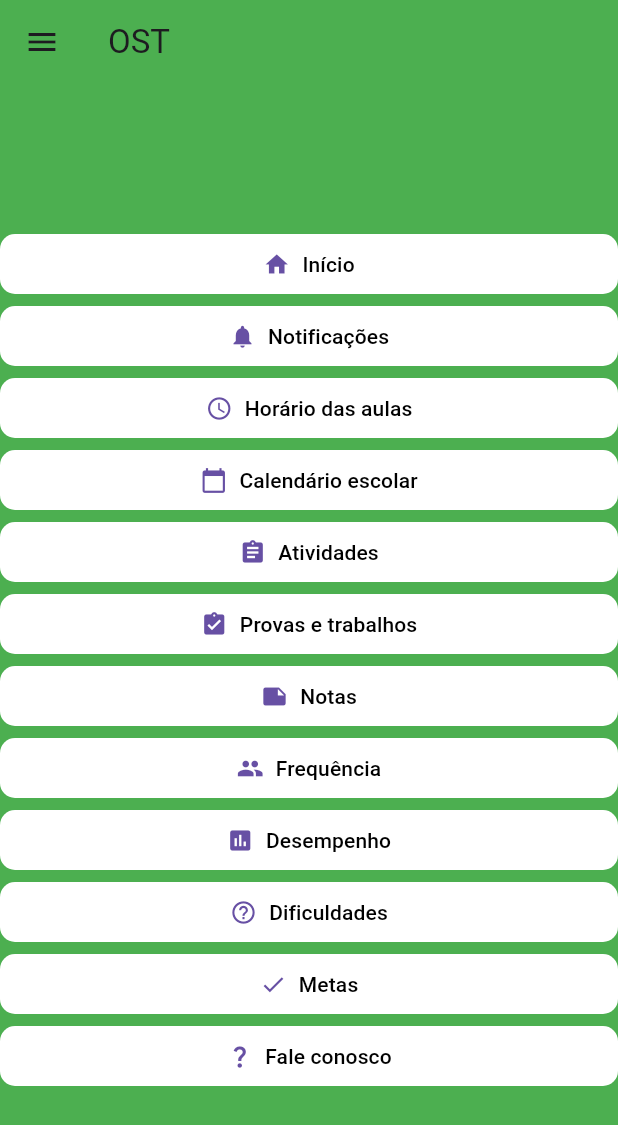
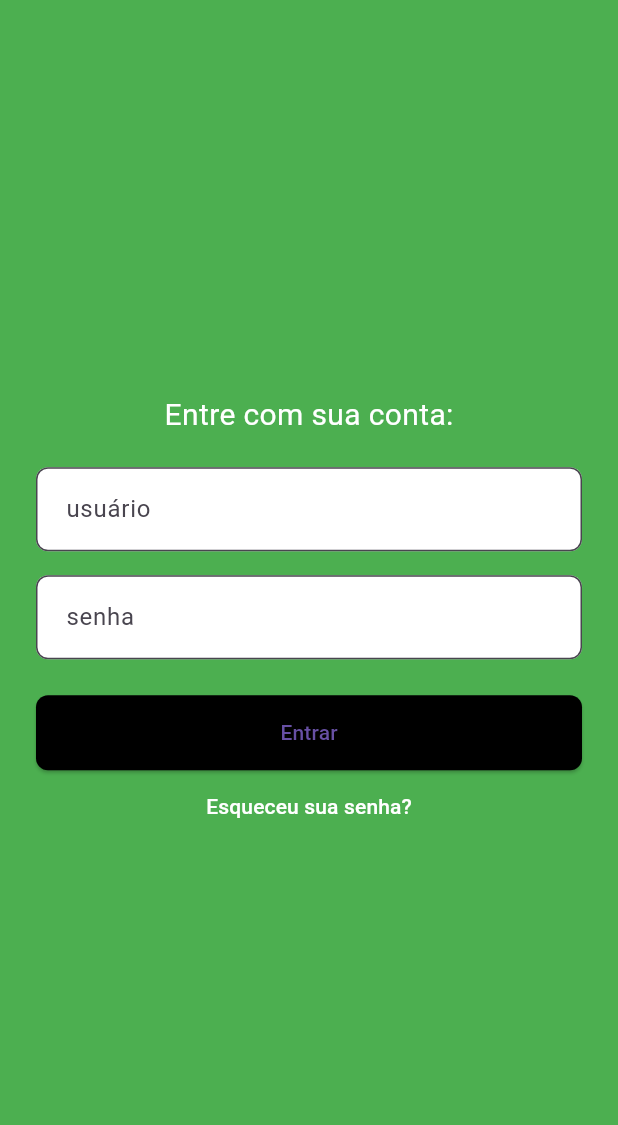
Before and after one commit to gerlandoprado/OST, a Flutter app: the screen it shows after launch, on a phone screen of 412 x 824 dp. Shown: the top 1125 px of the screen. Run offline on Flutter 3.47's test engine with Material 3 defaults, Android fonts, the phone set to English and light mode, and no system bars; our stand-ins replace cloud_firestore, firebase_auth, firebase_core; accounts and stored records are empty.

Commit message:
Tela login (main) e testes

```diff
--- /dev/null
+++ b/lib/main.dart
@@ -0,0 +1,129 @@
+import 'package:flutter/material.dart';
+import 'resp-inicio.dart';
+import 'package:firebase_core/firebase_core.dart';
+import 'firebase_options.dart';
+
+void main() async {
+  WidgetsFlutterBinding.ensureInitialized();
+  await Firebase.initializeApp(
+    options: DefaultFirebaseOptions.currentPlatform,
+  );
+  runApp(const MyApp());
+}
+
+class MyApp extends StatelessWidget {
+  const MyApp({super.key});
+
+  @override
+  Widget build(BuildContext context) {
+    return MaterialApp(
+      title: 'OST',
+      theme: ThemeData(
+        primarySwatch: Colors.green,
+        appBarTheme: const AppBarTheme(
+          backgroundColor: Colors.green,
+        ),
+      ),
+      home: const LoginScreen(),
+    );
+  }
+}
+
+class LoginScreen extends StatefulWidget {
+  const LoginScreen({super.key});
+
+  @override
+  _LoginScreenState createState() => _LoginScreenState();
+}
+
+class _LoginScreenState extends State<LoginScreen> {
+  bool isLoading = false;
+
+  @override
+  Widget build(BuildContext context) {
+    return Scaffold(
+      backgroundColor: Colors.green,
+      body: SafeArea(
+        child: Center(
+          child: SingleChildScrollView(
+            padding: const EdgeInsets.symmetric(horizontal: 24.0),
+            child: Column(
+              mainAxisAlignment: MainAxisAlignment.center,
+              children: [
+                const Text(
+                  'Entre com sua conta:',
+                  style: TextStyle(fontSize: 20.0, color: Colors.white),
+                ),
+                const SizedBox(height: 20.0),
+                TextField(
+                  decoration: InputDecoration(
+                    filled: true,
+                    fillColor: Colors.white,
+                    hintText: 'usuário',
+                    contentPadding: const EdgeInsets.all(16.0),
+                    border: OutlineInputBorder(
+                      borderRadius: BorderRadius.circular(8.0),
+                    ),
+                  ),
+                ),
+                const SizedBox(height: 16.0),
+                TextField(
+                  obscureText: true,
+                  decoration: InputDecoration(
+                    filled: true,
+                    fillColor: Colors.white,
+                    hintText: 'senha',
+                    contentPadding: const EdgeInsets.all(16.0),
+                    border: OutlineInputBorder(
+                      borderRadius: BorderRadius.circular(8.0),
+                    ),
+                  ),
+                ),
+                const SizedBox(height: 24.0),
+                ElevatedButton(
+                  style: ElevatedButton.styleFrom(
+                    primary: Colors.black,
+                    minimumSize: const Size(double.infinity, 50),
+                    shape: RoundedRectangleBorder(
+                      borderRadius: BorderRadius.circular(8.0),
+                    ),
+                  ),
+                  onPressed: isLoading
+                      ? null
+                      : () async {
+                          setState(() {
+                            isLoading = true;
+                          });
+
+                          await Future.delayed(const Duration(seconds: 3));
+
+                          Navigator.push(
+                            context,
+                            MaterialPageRoute(
+                                builder: (context) => HomeScreen()),
+                          );
+                        },
+                  child: isLoading
+                      ? const CircularProgressIndicator(
+                          valueColor:
+                              AlwaysStoppedAnimation<Color>(Colors.white),
+                        )
+                      : const Text('Entrar'),
+                ),
+                TextButton(
+                  onPressed: () {
+                    // Implementar funcionalidade de esqueci minha senha
+                  },
+                  child: const Text(
+                    'Esqueceu sua senha?',
+                    style: TextStyle(color: Colors.white),
+                  ),
+                ),
+              ],
+            ),
+          ),
+        ),
+      ),
+    );
+  }
+}
--- a/lib/old/home.dart
+++ /dev/null
@@ -1,162 +0,0 @@
-import 'package:flutter/material.dart';
-import 'package:firebase_core/firebase_core.dart';
-import 'firebase_options.dart';
-
-void main() async {
-  WidgetsFlutterBinding.ensureInitialized();
-  await Firebase.initializeApp(
-    options: DefaultFirebaseOptions.currentPlatform,
-  );
-  runApp(const MyApp());
-}
-
-class MyApp extends StatelessWidget {
-  const MyApp({super.key});
-
-  @override
-  Widget build(BuildContext context) {
-    return MaterialApp(
-      title: 'OST',
-      theme: ThemeData(
-        primarySwatch: Colors.blue,
-        appBarTheme: const AppBarTheme(
-          backgroundColor: Colors.green,
-        ),
-      ),
-      home: MyHomePage(),
-    );
-  }
-}
-
-class MyHomePage extends StatefulWidget {
-  @override
-  _MyHomePageState createState() => _MyHomePageState();
-}
-
-class _MyHomePageState extends State<MyHomePage> {
-  // Lista de itens do menu
-  List<ItemMenu> itensMenu = [
-    ItemMenu(
-      label: 'Início',
-      icon: const Icon(Icons.home),
-    ),
-    ItemMenu(
-      label: 'Notificações',
-      icon: const Icon(Icons.notifications),
-    ),
-    ItemMenu(
-      label: 'Horário das aulas',
-      icon: const Icon(Icons.schedule),
-    ),
-    ItemMenu(
-      label: 'Calendário escolar',
-      icon: const Icon(Icons.calendar_today),
-    ),
-    ItemMenu(
-      label: 'Atividades',
-      icon: const Icon(Icons.assignment),
-    ),
-    ItemMenu(
-      label: 'Provas e trabalhos',
-      icon: const Icon(Icons.assignment_turned_in),
-    ),
-    ItemMenu(
-      label: 'Notas',
-      icon: const Icon(Icons.note),
-    ),
-    ItemMenu(
-      label: 'Frequência',
-      icon: const Icon(Icons.people),
-    ),
-    ItemMenu(
-      label: 'Desempenho',
-      icon: const Icon(Icons.assessment),
-    ),
-    ItemMenu(
-      label: 'Dificuldades',
-      icon: const Icon(Icons.help_outline),
-    ),
-    ItemMenu(
-      label: 'Metas',
-      icon: const Icon(Icons.check),
-    ),
-    ItemMenu(
-      label: 'Fale conosco',
-      icon: const Icon(Icons.question_mark),
-    ),
-  ];
-
-  // Controle do estado do menu
-  bool menuAberto = false;
-
-  @override
-  Widget build(BuildContext context) {
-    return Scaffold(
-      appBar: AppBar(
-        title: const Text('OST'),
-        actions: [],
-      ),
-      body: Container(
-        color: Colors.green,
-        child: Column(
-          mainAxisAlignment: MainAxisAlignment.center,
-          children: itensMenu.map((item) {
-            return TextButton(
-              onPressed: () {
-                print(item.label);
-              },
-              style: TextButton.styleFrom(
-                backgroundColor: Colors.white,
-                shape: RoundedRectangleBorder(
-                  borderRadius: BorderRadius.circular(10),
-                ),
-              ),
-              child: Row(
-                mainAxisAlignment: MainAxisAlignment.center,
-                children: [
-                  item.icon,
-                  const SizedBox(width: 8),
-                  Text(item.label, style: const TextStyle(color: Colors.black)),
-                ],
-              ),
-            );
-          }).toList(),
-        ),
-      ),
-      drawer: Drawer(
-        child: Column(
-          children: itensMenu.map((item) {
-            return ListTile(
-              title: Text(item.label),
-              leading: item.icon,
-              onTap: () {
-                // Fecha o menu
-                setState(() {
-                  menuAberto = false;
-                });
-
-                // Executa a ação do item do menu
-                print(item.label);
-              },
-            );
-          }).toList(),
-        ),
-      ),
-    );
-  }
-}
-
-// Classe que representa um item do menu
-class ItemMenu {
-  // Label do item
-  String label;
-
-  // Ícone do item
-  Icon icon;
-
-  // Construtor
-  ItemMenu({
-    required this.label,
-    required this.icon,
-  });
-}
--- a/lib/old/home2.dart
+++ /dev/null
@@ -1,114 +0,0 @@
-import 'package:flutter/material.dart';
-import 'package:firebase_core/firebase_core.dart';
-import 'firebase_options.dart';
-
-void main() async {
-  WidgetsFlutterBinding.ensureInitialized();
-  await Firebase.initializeApp(
-    options: DefaultFirebaseOptions.currentPlatform,
-  );
-  runApp(const MyApp());
-}
-
-class MyApp extends StatelessWidget {
-  const MyApp({super.key});
-
-  @override
-  Widget build(BuildContext context) {
-    return MaterialApp(
-      title: 'Flutter Demo',
-      theme: ThemeData(
-        primarySwatch: Colors.green,
-      ),
-      home: const MyHomePage(title: 'OST'),
-    );
-  }
-}
-
-class MyHomePage extends StatefulWidget {
-  const MyHomePage({super.key, required this.title});
-
-  final String title;
-
-  @override
-  _MyHomePageState createState() => _MyHomePageState();
-}
-
-class _MyHomePageState extends State<MyHomePage> {
-  int _selectedIndex = 0;
-
-  static const TextStyle optionStyle =
-      TextStyle(fontSize: 30, fontWeight: FontWeight.bold);
-
-  static const List<Widget> _widgetOptions = <Widget>[
-    Text(
-      'Item 1',
-      style: optionStyle,
-    ),
-    Text(
-      'Item 2',
-      style: optionStyle,
-    ),
-    Text(
-      'Item 3r',
-      style: optionStyle,
-    ),
-  ];
-
-  void _onItemTapped(int index) {
-    setState(() {
-      _selectedIndex = index;
-    });
-  }
-
-  @override
-  Widget build(BuildContext context) {
-    return Scaffold(
-      appBar: AppBar(
-        title: Text(widget.title),
-      ),
-      body: Center(
-        child: _widgetOptions.elementAt(_selectedIndex),
-      ),
-      drawer: Drawer(
-        child: ListView(
-          children: <Widget>[
-            const DrawerHeader(
-              decoration: BoxDecoration(
-                color: Colors.green,
-              ),
-              child: Text(
-                'OST',
-                style: TextStyle(
-                  color: Colors.white,
-                  fontSize: 36,
-                ),
-              ),
-            ),
-            ListTile(
-              title: Text('Item 1'),
-              onTap: () {
-                Navigator.pop(context);
-                _onItemTapped(0);
-              },
-            ),
-            ListTile(
-              title: Text('Item 2'),
-              onTap: () {
-                Navigator.pop(context);
-                _onItemTapped(1);
-              },
-            ),
-            ListTile(
-              title: Text('Item 3'),
-              onTap: () {
-                Navigator.pop(context);
-                _onItemTapped(2);
-              },
-            ),
-          ],
-        ),
-      ),
-    );
-  }
-}
--- a/lib/old/main.dart
+++ /dev/null
@@ -1,75 +0,0 @@
-import 'package:flutter/material.dart';
-import 'package:firebase_core/firebase_core.dart';
-import 'firebase_options.dart';
-
-void main() async {
-  WidgetsFlutterBinding.ensureInitialized();
-  await Firebase.initializeApp(
-    options: DefaultFirebaseOptions.currentPlatform,
-  );
-  runApp(const MyApp());
-}
-
-class MyApp extends StatelessWidget {
-  const MyApp({super.key});
-
-  @override
-  Widget build(BuildContext context) {
-    return MaterialApp(
-      title: 'Flutter',
-      theme: ThemeData(
-        colorScheme: ColorScheme.fromSeed(seedColor: Colors.green),
-        useMaterial3: true,
-      ),
-      home: const MyHomePage(title: 'OST'),
-    );
-  }
-}
-
-class MyHomePage extends StatefulWidget {
-  const MyHomePage({super.key, required this.title});
-
-  final String title;
-
-  @override
-  State<MyHomePage> createState() => _MyHomePageState();
-}
-
-class _MyHomePageState extends State<MyHomePage> {
-  int _counter = 0;
-
-  void _incrementCounter() {
-    setState(() {
-      _counter++;
-    });
-  }
-
-  @override
-  Widget build(BuildContext context) {
-    return Scaffold(
-      appBar: AppBar(
-        backgroundColor: Theme.of(context).colorScheme.inversePrimary,
-        title: Text(widget.title),
-      ),
-      body: Center(
-        child: Column(
-          mainAxisAlignment: MainAxisAlignment.center,
-          children: <Widget>[
-            const Text(
-              'You have pushed the button this many times:',
-            ),
-            Text(
-              '$_counter',
-              style: Theme.of(context).textTheme.headlineMedium,
-            ),
-          ],
-        ),
-      ),
-      floatingActionButton: FloatingActionButton(
-        onPressed: _incrementCounter,
-        tooltip: 'Increment',
-        child: const Icon(Icons.add),
-      ),
-    );
-  }
-}
--- a/lib/resp-ocorrencia.dart
+++ b/lib/resp-ocorrencia.dart
@@ -1,4 +1,3 @@
-// No arquivo ocorrencia_screen.dart
 import 'package:flutter/material.dart';
 import 'perfil.dart';
 
```
Also changed, not shown: lib/menu.dart (+22 -21 lines), lib/old/login.dart (deleted, +0 -99 lines), lib/perfil.dart (+9 -6 lines), lib/resp-inicio.dart (+4 -32 lines), lib/resp-notas.dart (+11 -9 lines), assets/perfil.png (added), 3 other files.
